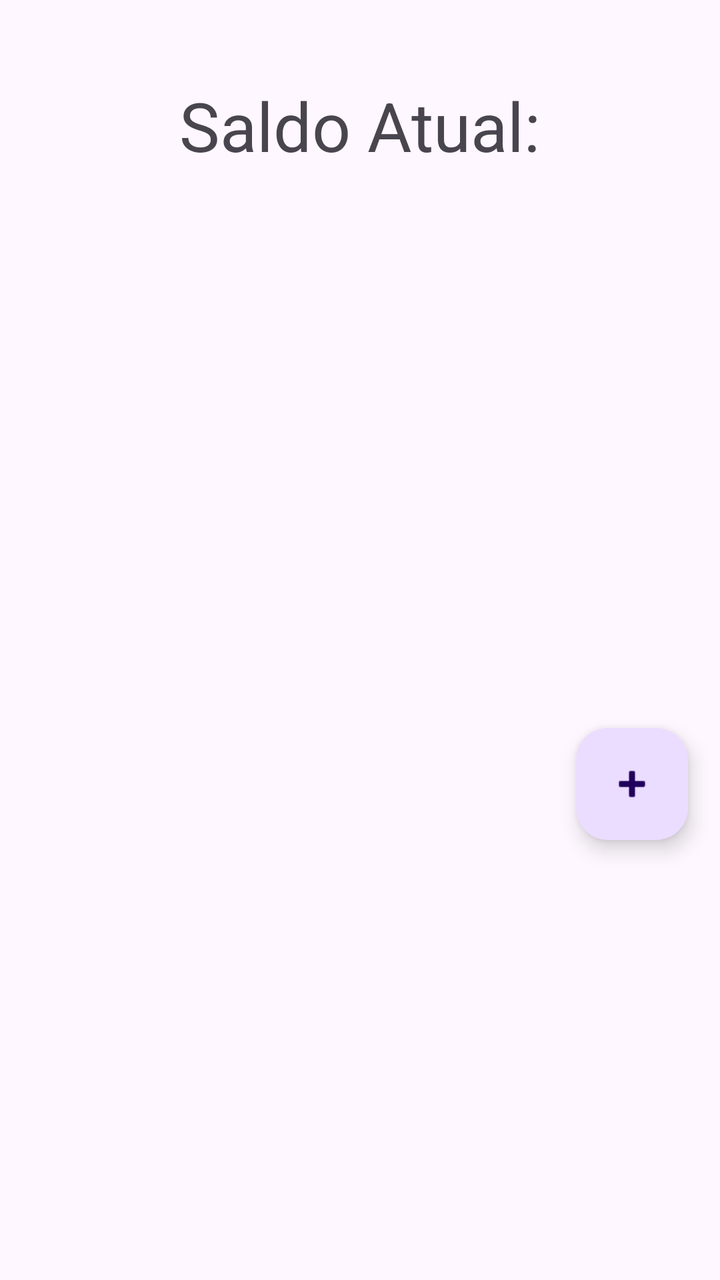
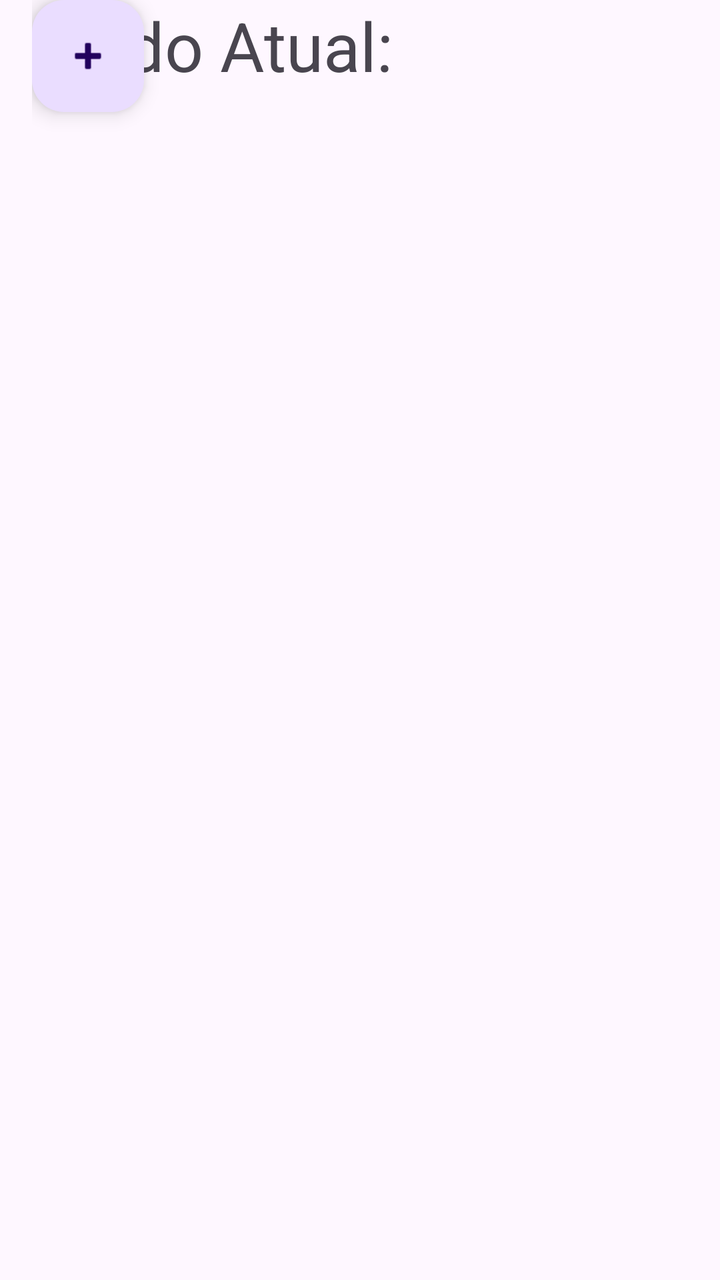

An Android layout rendered at two revisions. The XML below is the earlier revision; the diff shows what the commit changed to produce the second picture.
<!-- AndroidManifest.xml: application theme Theme.PoupaDev -->
<!-- res/layout/activity_main.xml -->
<?xml version="1.0" encoding="utf-8"?>
<androidx.constraintlayout.widget.ConstraintLayout xmlns:android="http://schemas.android.com/apk/res/android"
    xmlns:app="http://schemas.android.com/apk/res-auto"
    xmlns:tools="http://schemas.android.com/tools"
    android:id="@+id/main"
    android:layout_width="match_parent"
    android:layout_height="match_parent"
    tools:context=".MainActivity">

    <TextView
        android:id="@+id/tvSaldo"
        android:layout_width="wrap_content"
        android:layout_height="wrap_content"
        android:layout_marginStart="16dp"
        android:layout_marginTop="40dp"
        android:layout_marginEnd="16dp"
        android:text="Saldo Atual:"
        android:textSize="34sp"
        app:layout_constraintEnd_toEndOf="parent"
        app:layout_constraintStart_toStartOf="parent"
        app:layout_constraintTop_toTopOf="parent" />

    <ListView
        android:id="@+id/lvDados"
        android:layout_width="0dp"
        android:layout_height="0dp"
        android:layout_marginStart="16dp"
        android:layout_marginTop="16dp"
        android:layout_marginEnd="16dp"
        android:layout_marginBottom="300dp"
        app:layout_constraintBottom_toBottomOf="parent"
        app:layout_constraintEnd_toEndOf="parent"
        app:layout_constraintStart_toStartOf="parent"
        app:layout_constraintTop_toBottomOf="@+id/tvSaldo" />

    <com.google.android.material.floatingactionbutton.FloatingActionButton
        android:id="@+id/floatingActionButton"
        android:layout_width="wrap_content"
        android:layout_height="wrap_content"
        android:layout_marginTop="24dp"
        android:layout_marginEnd="16dp"
        android:clickable="true"
        android:onClick="adicionar"
        app:layout_constraintEnd_toEndOf="parent"
        app:layout_constraintTop_toBottomOf="@+id/lvDados"
        app:srcCompat="@android:drawable/ic_input_add" />

</androidx.constraintlayout.widget.ConstraintLayout>
<!-- resources referenced by this layout -->
<resources>
  <style name="Theme.PoupaDev" parent="Base.Theme.PoupaDev" />
  <style name="Base.Theme.PoupaDev" parent="Theme.Material3.DayNight.NoActionBar">
          
          
      </style>
</resources>

<!-- the commit's change to res/layout/activity_main.xml (unified diff, before → after) -->
@@ -7,42 +7,36 @@
     android:layout_height="match_parent"
     tools:context=".MainActivity">
 
-    <TextView
-        android:id="@+id/tvSaldo"
-        android:layout_width="wrap_content"
-        android:layout_height="wrap_content"
+    <androidx.constraintlayout.widget.ConstraintLayout
+        android:layout_width="match_parent"
+        android:layout_height="match_parent"
         android:layout_marginStart="16dp"
-        android:layout_marginTop="40dp"
-        android:layout_marginEnd="16dp"
-        android:text="Saldo Atual:"
-        android:textSize="34sp"
-        app:layout_constraintEnd_toEndOf="parent"
-        app:layout_constraintStart_toStartOf="parent"
-        app:layout_constraintTop_toTopOf="parent" />
+        app:layout_constraintStart_toStartOf="parent">
 
-    <ListView
-        android:id="@+id/lvDados"
-        android:layout_width="0dp"
-        android:layout_height="0dp"
-        android:layout_marginStart="16dp"
-        android:layout_marginTop="16dp"
-        android:layout_marginEnd="16dp"
-        android:layout_marginBottom="300dp"
-        app:layout_constraintBottom_toBottomOf="parent"
-        app:layout_constraintEnd_toEndOf="parent"
-        app:layout_constraintStart_toStartOf="parent"
-        app:layout_constraintTop_toBottomOf="@+id/tvSaldo" />
+        <com.google.android.material.floatingactionbutton.FloatingActionButton
+            android:id="@+id/floatingActionButton"
+            android:layout_width="wrap_content"
+            android:layout_height="wrap_content"
+            android:clickable="true"
+            android:onClick="adicionar"
+            app:srcCompat="@android:drawable/ic_input_add"
+            tools:layout_editor_absoluteX="339dp" />
 
-    <com.google.android.material.floatingactionbutton.FloatingActionButton
-        android:id="@+id/floatingActionButton"
-        android:layout_width="wrap_content"
-        android:layout_height="wrap_content"
-        android:layout_marginTop="24dp"
-        android:layout_marginEnd="16dp"
-        android:clickable="true"
-        android:onClick="adicionar"
-        app:layout_constraintEnd_toEndOf="parent"
-        app:layout_constraintTop_toBottomOf="@+id/lvDados"
-        app:srcCompat="@android:drawable/ic_input_add" />
+        <ListView
+            android:id="@+id/lvDados"
+            android:layout_width="0dp"
+            android:layout_height="0dp"
+            tools:layout_editor_absoluteX="16dp"
+            tools:layout_editor_absoluteY="431dp" />
+
+        <TextView
+            android:id="@+id/tvSaldo"
+            android:layout_width="wrap_content"
+            android:layout_height="wrap_content"
+            android:text="Saldo Atual:"
+            android:textSize="34sp"
+            tools:layout_editor_absoluteX="115dp"
+            tools:layout_editor_absoluteY="40dp" />
+    </androidx.constraintlayout.widget.ConstraintLayout>
 
 </androidx.constraintlayout.widget.ConstraintLayout>
